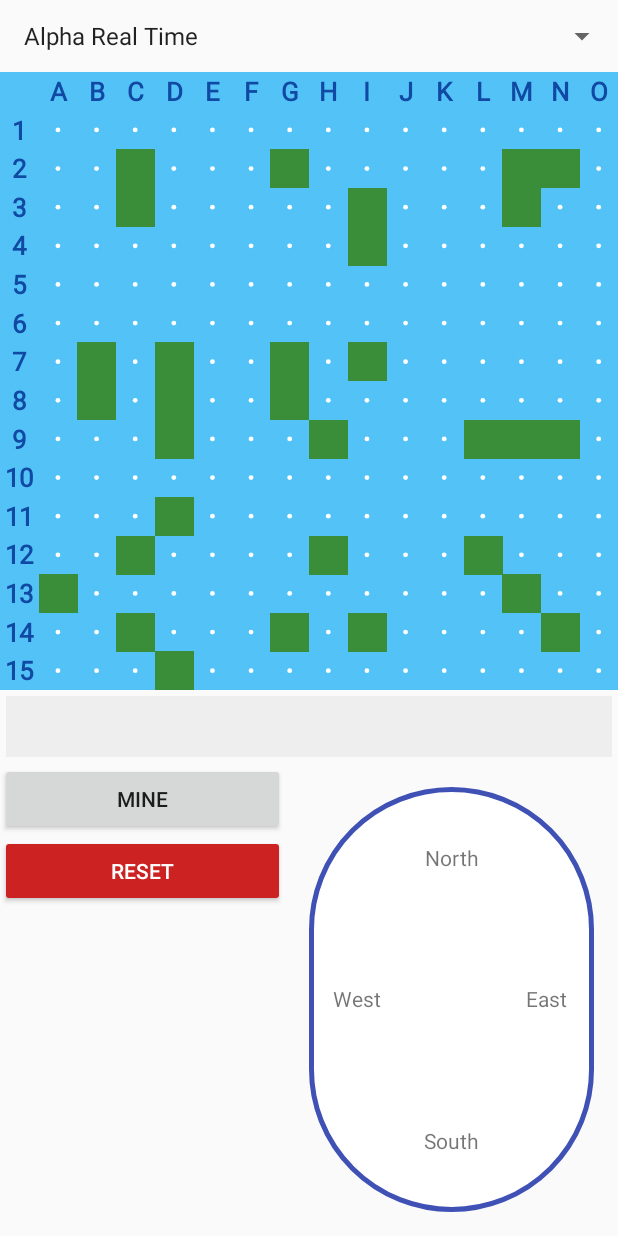
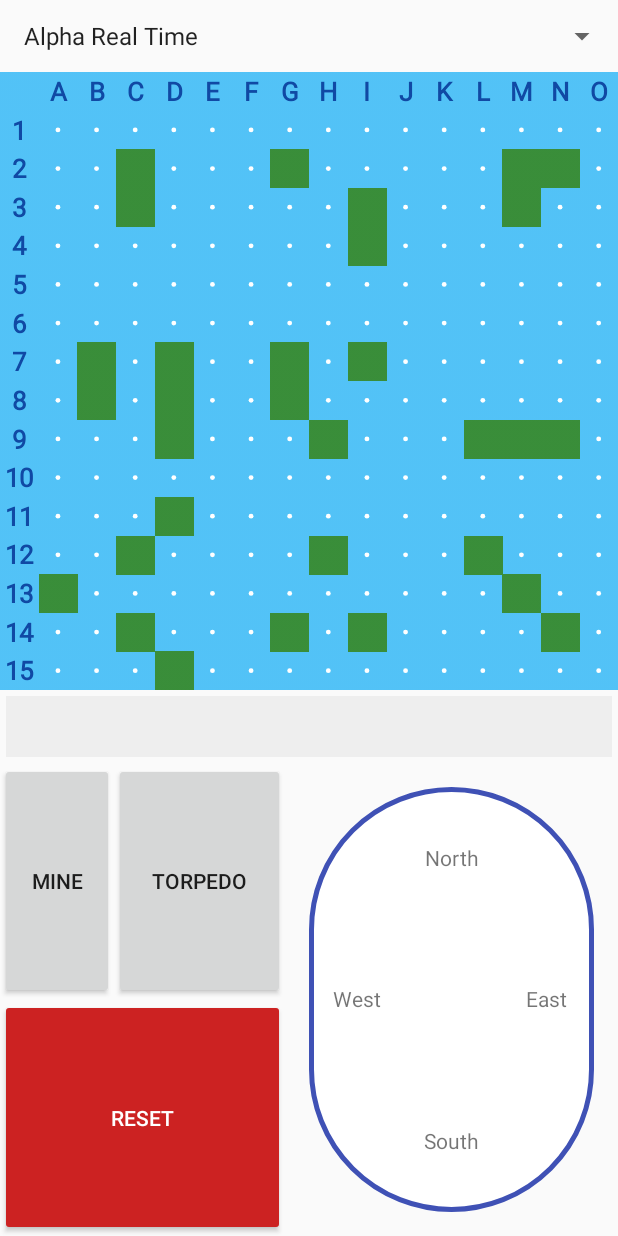
Before and after one commit to geluso/captain-sonar-radar-companion, an Android app: the screen it shows after launch (MainActivity), on a phone screen of 412 x 824 dp. Run offline under Robolectric (Android 15) with nearby library versions, the phone set to English and light mode, and no system bars; our stand-ins replace ButterKnife.

Commit message:
adding torpedo button

```diff
--- a/app/src/main/res/layout/activity_main.xml
+++ b/app/src/main/res/layout/activity_main.xml
@@ -36,7 +36,6 @@
             android:id="@+id/textView"
             android:layout_height="wrap_content"
             android:maxLines="1"/>
-
     </HorizontalScrollView>
 
     <LinearLayout
@@ -51,15 +50,29 @@
             android:orientation="vertical"
             android:layout_weight="1">
 
-            <Button
-                android:layout_width="match_parent"
-                android:layout_height="wrap_content"
-                android:text="Mine"
-                android:id="@+id/mineButton"/>
+            <LinearLayout
+                android:orientation="horizontal"
+                android:layout_weight="1"
+                android:layout_height="0dp"
+                android:layout_width="match_parent">
+                <Button
+                    android:layout_width="0dp"
+                    android:layout_height="match_parent"
+                    android:text="Mine"
+                    android:layout_weight="2"
+                    android:id="@+id/mineButton"/>
+                <Button
+                    android:layout_width="0dp"
+                    android:layout_height="match_parent"
+                    android:text="Torpedo"
+                    android:layout_weight="3"
+                    android:id="@+id/torpedoButton"/>
+            </LinearLayout>
 
             <Button
+                android:layout_weight="1"
+                android:layout_height="0dp"
                 android:layout_width="match_parent"
-                android:layout_height="wrap_content"
                 android:id="@+id/resetButton"
                 android:textColor="#fff"
                 android:backgroundTint="#c22"
```
